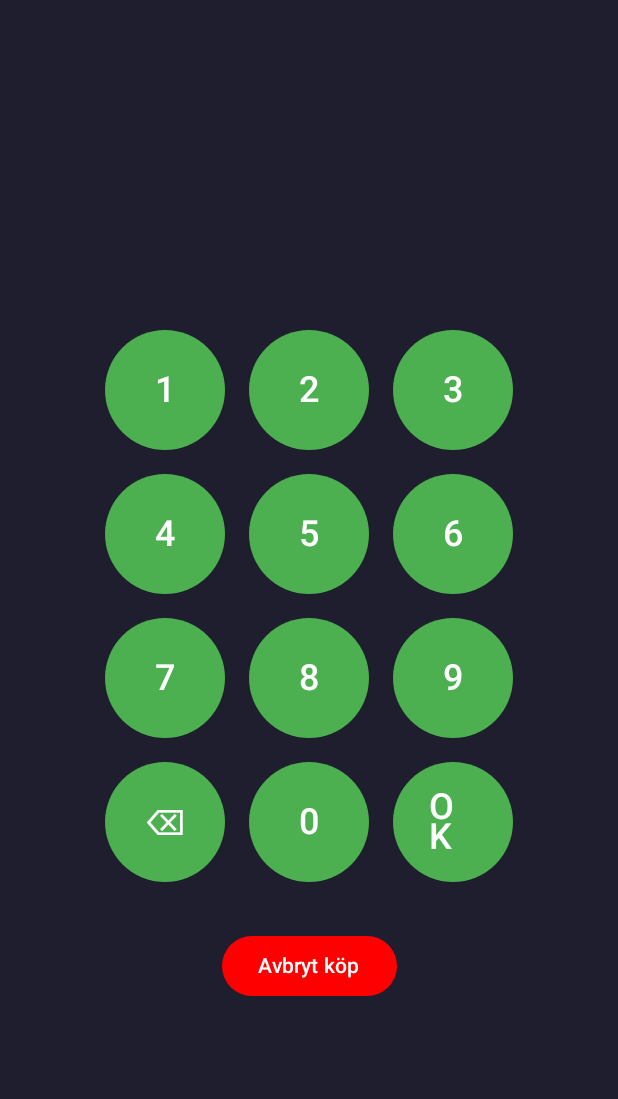
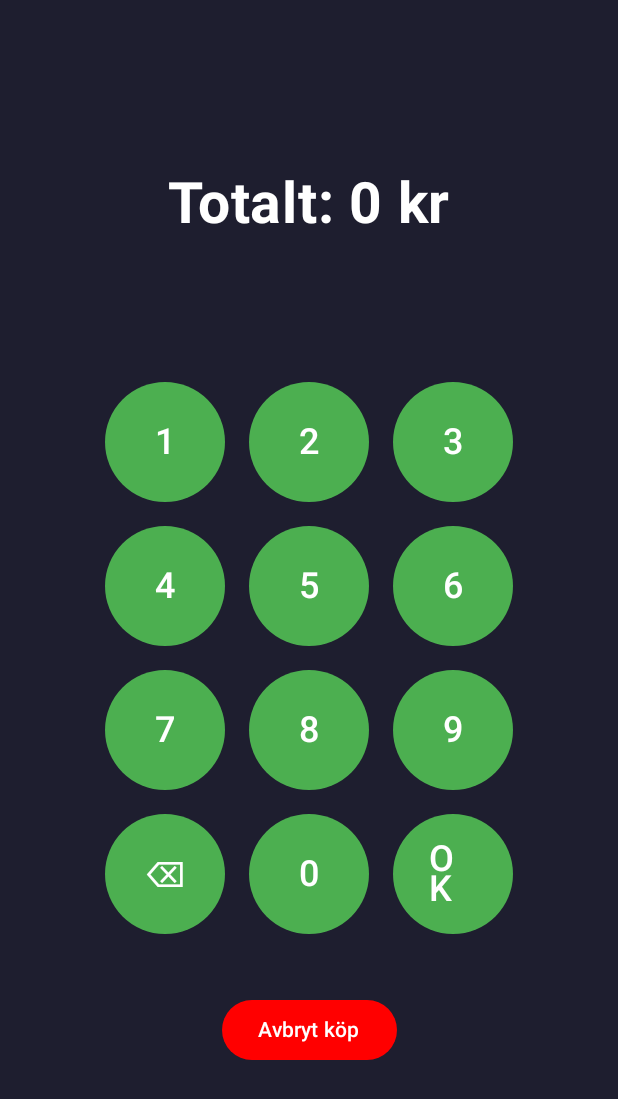
Before and after one commit to JohannesL2/terminal-ux700, an Android app built with Jetpack Compose: the PinScreen screen opened through its navigation route, on a phone screen of 412 x 824 dp. Shown: the top 1099 px of the screen. Run offline under Robolectric (Android 15) with nearby library versions, the phone set to English and light mode, and no system bars.

Commit message:
Changed design on first screen and added avbryt köp button

```diff
--- a/app/src/main/java/com/example/test_design/MainActivity.kt
+++ b/app/src/main/java/com/example/test_design/MainActivity.kt
@@ -13,7 +13,6 @@ import androidx.compose.foundation.layout.fillMaxSize
 import androidx.compose.foundation.layout.padding
 import androidx.compose.material3.Text
 import androidx.compose.runtime.Composable
-import androidx.compose.ui.Alignment
 import androidx.compose.ui.Modifier
 import androidx.compose.ui.graphics.Brush
 import androidx.compose.ui.graphics.Color
@@ -58,6 +57,7 @@ import androidx.compose.ui.draw.blur
 import androidx.compose.ui.draw.clip
 import androidx.compose.runtime.getValue
 import androidx.compose.runtime.setValue
+import androidx.compose.ui.Alignment
 
 data class Product(
     val name: String,
@@ -95,9 +95,9 @@ class MainActivity : ComponentActivity() {
                     composable("pinScreen") {
                         PinScreen(
                             navController = navController,
-                            onPinEntered = { pin ->
-                            println("PIN: $pin")
-                        })
+                            cart = cart,
+                            onPinEntered = { pin -> println("PIN: $pin") }
+                        )
                     }
                 }
             }
@@ -118,10 +118,15 @@ fun GradientScreen(
         (selectedCategory == "Alla" || product.category == selectedCategory) &&
                 (searchQuery.isBlank() || product.name.contains(searchQuery, ignoreCase = true))
     }
-    Column(modifier = Modifier.fillMaxSize().padding(top = 32.dp)) {
+    Column(modifier = Modifier.fillMaxSize().padding(top = 32.dp) .background(
+        Brush.linearGradient(
+            listOf(
+                Color(0xFFD77575), Color(0xFFFA2F87)
+            )
+        )
+    ),) {
         Row(
             verticalAlignment = Alignment.CenterVertically,
-            horizontalArrangement = Arrangement.spacedBy(8.dp),
             modifier = Modifier.fillMaxWidth()
         ) {
             TextField(
@@ -138,7 +143,7 @@ fun GradientScreen(
                 onClick = { navController.navigate("second") },
                 modifier = Modifier
                     .size(56.dp)
-                    .background(Color(0xFF4CAF50), shape = RoundedCornerShape(16.dp))
+                    .background(Color(0xFF4CAF50))
             ) {
                 Icon(
                     imageVector = Icons.Default.ShoppingCart,
@@ -150,10 +155,13 @@ fun GradientScreen(
         }
 
         Spacer(modifier = Modifier.height(12.dp))
-
+        Box(
+            modifier = Modifier.fillMaxWidth(),
+            contentAlignment = Alignment.Center
+        ) {
             Row(
-            modifier = Modifier.fillMaxWidth(),
-            horizontalArrangement = Arrangement.spacedBy(8.dp)
+                horizontalArrangement = Arrangement.spacedBy(8.dp),
+                verticalAlignment = Alignment.CenterVertically
             ) {
                 categories.forEach { category ->
                     Button(
@@ -163,6 +171,7 @@ fun GradientScreen(
                         )
                     ) {
                         Text(category, color = Color.White)
+                    }
                 }
             }
         }
@@ -183,6 +192,10 @@ fun GradientScreen(
 
 @Composable
 fun ProductCard(product: Product, onAddToCart: () -> Unit) {
+    Box(
+        modifier = Modifier.fillMaxWidth(),
+        contentAlignment = Alignment.Center
+    ) {
         Card(
             shape = RoundedCornerShape(16.dp),
             colors = CardDefaults.cardColors(containerColor = Color(0xFF1E1E2F)),
@@ -190,7 +203,8 @@ fun ProductCard(product: Product, onAddToCart: () -> Unit) {
                 .fillMaxWidth(0.9f)
                 .height(140.dp)
                 .padding(vertical = 8.dp),
-        elevation = CardDefaults.cardElevation(defaultElevation = 6.dp))
+            elevation = CardDefaults.cardElevation(defaultElevation = 6.dp)
+        )
         {
             Column(
                 modifier = Modifier
@@ -237,6 +251,7 @@ fun ProductCard(product: Product, onAddToCart: () -> Unit) {
             }
         }
     }
+}
 
 @Composable
 fun SecondScreen(
@@ -261,11 +276,11 @@ fun SecondScreen(
             CartSummary(cart)
             Spacer(modifier = Modifier.height(32.dp))
             androidx.compose.material3.Button(
+                onClick = { navController.navigate("pinScreen") }
+            ) { Text(text = "Betala med kort", fontSize = 20.sp, fontWeight = FontWeight.Bold) }
+            androidx.compose.material3.Button(
                 onClick = { navController.navigate("main") }
             ) { Text(text = "Tillbaka", fontSize = 20.sp, fontWeight = FontWeight.Bold) }
-            androidx.compose.material3.Button(
-                onClick = { navController.navigate("pinScreen") }
-            ) { Text(text = "Betala med kort", fontSize = 20.sp, fontWeight = FontWeight.Bold) }
         }}}
 
 @Composable
@@ -331,9 +346,12 @@ fun CartSummary(cart: androidx.compose.runtime.snapshots.SnapshotStateList<Produ
 @Composable
 fun PinScreen(
     navController: NavController,
+    cart: SnapshotStateList<Product>,
     onPinEntered: (String) -> Unit
 ) {
     var pin by remember { mutableStateOf("") }
+
+    val total = cart.sumOf { it.price }
 
     Column(
         modifier = Modifier
@@ -343,6 +361,15 @@ fun PinScreen(
         horizontalAlignment = Alignment.CenterHorizontally,
         verticalArrangement = Arrangement.Center
     ) {
+        Text(
+            text = "Totalt: $total kr",
+            fontSize = 38.sp,
+            fontWeight = FontWeight.Bold,
+            color = Color.White
+        )
+
+        Spacer(modifier = Modifier.height(32.dp))
+
         Text(
             text = "*".repeat(pin.length),
             fontSize = 40.sp,
@@ -382,7 +409,7 @@ fun PinScreen(
             }
         }
 
-                Spacer(modifier = Modifier.height(24.dp))
+                Spacer(modifier = Modifier.height(32.dp))
 
                 Button(
                     onClick = { navController.navigate("second") },
```
Lines whose indentation alone changed are shown as unchanged.
